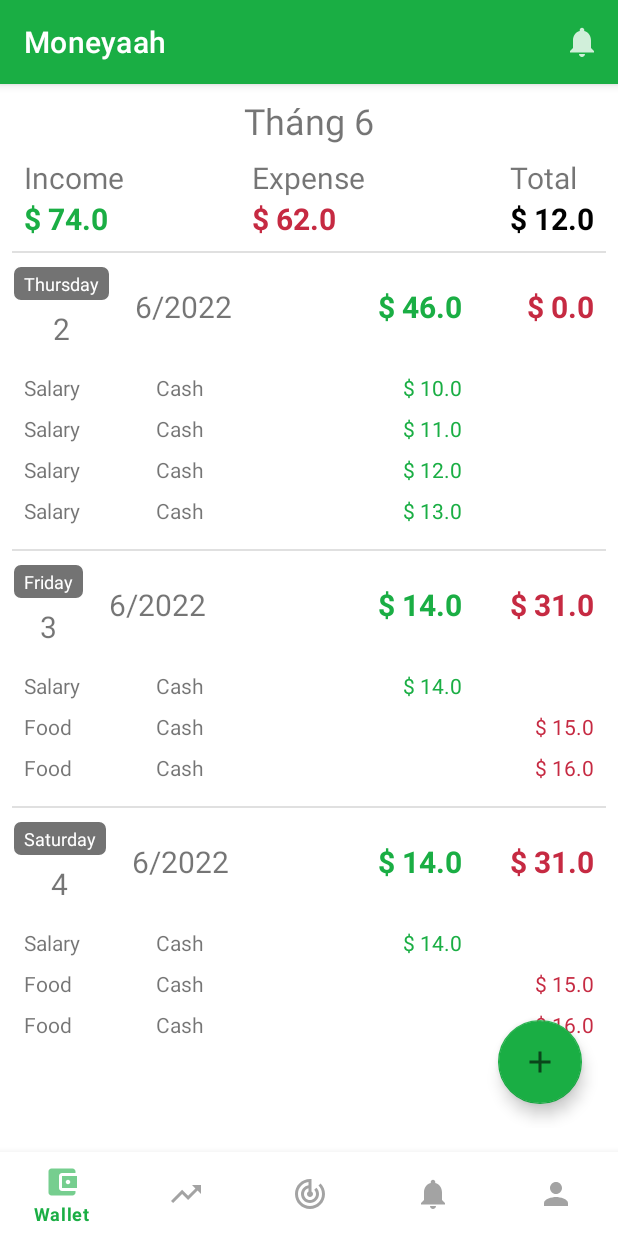
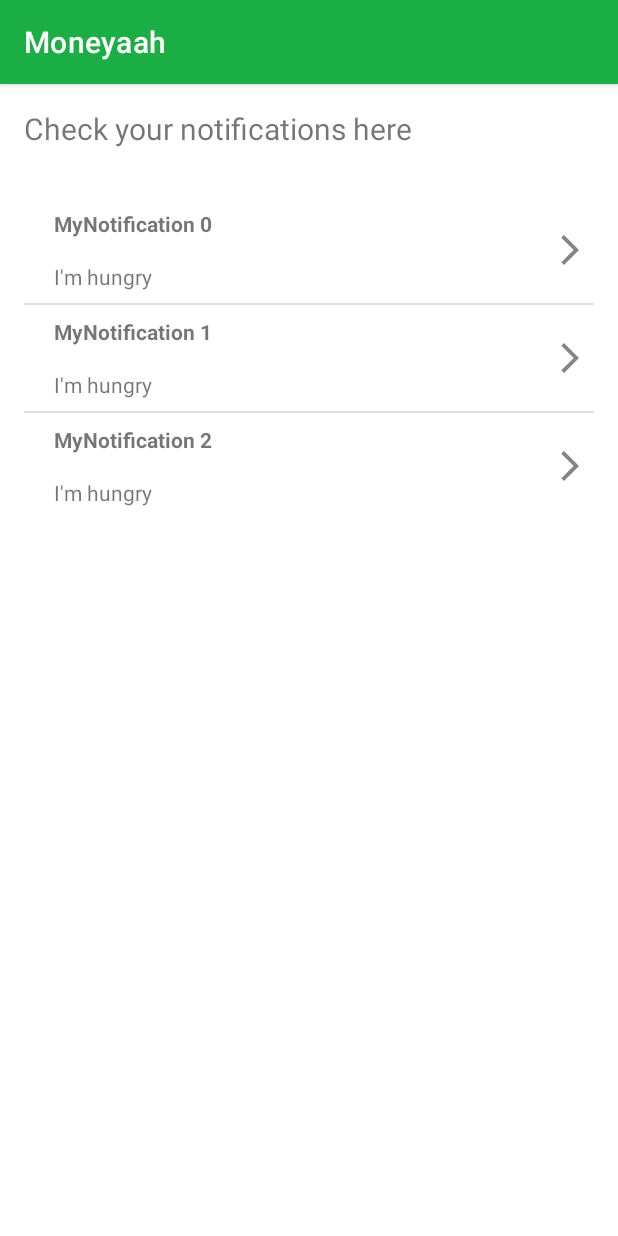
Before and after one commit to doanhduy199819/moneyaah, an Android app: the screen it shows after launch (MainActivity before the commit, NotiActivity after it), after a tap on "Notification", on a phone screen of 412 x 824 dp. Run offline under Robolectric (Android 15) with nearby library versions, the phone set to English and light mode, and no system bars; libraries missing offline, so code that uses them is left out: com.github.mikephil.charting.

Commit message:
Hide floatting button

```diff
--- a/app/build.gradle
+++ b/app/build.gradle
@@ -7,7 +7,7 @@ android {
 
     defaultConfig {
         applicationId "com.example.moneyaah"
-        minSdk 21
+        minSdk 26
         targetSdk 31
         versionCode 1
         versionName "1.0"
--- a/app/src/main/java/com/example/moneyaah/MainActivity.java
+++ b/app/src/main/java/com/example/moneyaah/MainActivity.java
@@ -47,7 +47,7 @@ public class MainActivity extends AppCompatActivity {
 
         // Initialize Fragments
         walletFragment = new WalletFragment();
-        notiFragment = new NotificationFragment();
+//        notiFragment = new NotificationFragment();
         profileFragment = new ProfileFragment();
         statisticsFragment = new StatisticsFragment();
         goalFragment = new GoalFragment();
@@ -71,9 +71,9 @@ public class MainActivity extends AppCompatActivity {
                     case R.id.goal:
                         loadFragment(goalFragment);
                         return true;
-                    case R.id.notification:
-                        loadFragment(notiFragment);
-                        return true;
+//                    case R.id.notification:
+//                        loadFragment(notiFragment);
+//                        return true;
                     case R.id.profile:
                         loadFragment(profileFragment);
                         return true;
--- /dev/null
+++ b/app/src/main/java/com/example/moneyaah/NotiActivity.java
@@ -0,0 +1,26 @@
+package com.example.moneyaah;
+
+import androidx.appcompat.app.AppCompatActivity;
+import androidx.fragment.app.Fragment;
+import androidx.fragment.app.FragmentManager;
+
+import android.os.Bundle;
+
+public class NotiActivity extends AppCompatActivity {
+
+    @Override
+    protected void onCreate(Bundle savedInstanceState) {
+        super.onCreate(savedInstanceState);
+        setContentView(R.layout.activity_noti);
+
+        FragmentManager fm = getSupportFragmentManager();
+        Fragment fragment = fm.findFragmentById(R.id.fragment_container);
+
+        if (fragment == null) {
+            fragment = new NotificationFragment();
+            fm.beginTransaction()
+                    .add(R.id.fragment_container, fragment)
+                    .commit();
+        }
+    }
+}
--- a/app/src/main/java/com/example/moneyaah/WalletFragment.java
+++ b/app/src/main/java/com/example/moneyaah/WalletFragment.java
@@ -11,6 +11,7 @@ import androidx.fragment.app.FragmentManager;
 import android.view.LayoutInflater;
 import android.view.Menu;
 import android.view.MenuInflater;
+import android.view.MenuItem;
 import android.view.View;
 import android.view.ViewGroup;
 import android.widget.Toast;
@@ -114,7 +115,26 @@ public class WalletFragment extends Fragment {
     }
 
     @Override
+    public boolean onOptionsItemSelected(@NonNull MenuItem item) {
+        switch (item.getItemId()) {
+            case R.id.button_notification:
+                Intent intent = new Intent(getActivity(), NotiActivity.class);
+                startActivity(intent);
+                break;
+        }
+
+        return super.onOptionsItemSelected(item);
+    }
+
+    @Override
     public void onResume() {
         super.onResume();
     }
+
+    public void showFloattingButton() {
+        mAddRecordButton.show();
+    }
+    public void hideFloattingButton() {
+        mAddRecordButton.hide();
+    }
 }
--- a/app/src/main/res/layout/activity_edit_goal.xml
+++ b/app/src/main/res/layout/activity_edit_goal.xml
@@ -16,6 +16,7 @@
         android:text="SAVING IS POWER"
         android:textColor="@color/backgroundColor"
         android:textSize="24sp"
+        android:layout_marginTop="16dp"
         android:textStyle="bold" />
 
     <TextView
--- /dev/null
+++ b/app/src/main/res/layout/activity_noti.xml
@@ -0,0 +1,10 @@
+<?xml version="1.0" encoding="utf-8"?>
+<FrameLayout xmlns:android="http://schemas.android.com/apk/res/android"
+    xmlns:app="http://schemas.android.com/apk/res-auto"
+    xmlns:tools="http://schemas.android.com/tools"
+    android:id="@+id/fragment_container"
+    android:layout_width="match_parent"
+    android:layout_height="match_parent"
+    tools:context=".NotiActivity">
+
+</FrameLayout>
--- a/app/src/main/res/layout/fragment_wallet.xml
+++ b/app/src/main/res/layout/fragment_wallet.xml
@@ -27,6 +27,7 @@
         android:clickable="true"
         android:src="@drawable/add_icon"
         app:backgroundTint="@color/backgroundColor"
+        app:layout_behavior="com.google.android.material.behavior.HideBottomViewOnScrollBehavior"
         app:rippleColor="#FFFFFF" />
 
 </RelativeLayout>
--- a/app/src/main/res/menu/menu_bottom_navigation.xml
+++ b/app/src/main/res/menu/menu_bottom_navigation.xml
@@ -16,11 +16,6 @@
         android:title="Goal" />
 
     <item
-        android:id="@+id/notification"
-        android:icon="@drawable/notification_icon"
-        android:title="Notifications" />
-
-    <item
         android:id="@+id/profile"
         android:icon="@drawable/user_icon"
         android:title="User profile" />
--- a/app/src/main/res/menu/menu_top_actionbar.xml
+++ b/app/src/main/res/menu/menu_top_actionbar.xml
@@ -2,7 +2,7 @@
 <menu xmlns:android="http://schemas.android.com/apk/res/android"
     xmlns:app="http://schemas.android.com/apk/res-auto">
     <item
-        android:id="@+id/notification"
+        android:id="@+id/button_notification"
         android:icon="@drawable/noti_icon_light"
         app:showAsAction="ifRoom"
         android:title="Notification" />
```
Also changed, not shown: app/src/main/AndroidManifest.xml (+6 -4 lines), app/src/main/java/com/example/moneyaah/HistoryWalletFragment.java (+9 -0 lines), app/src/main/java/com/example/moneyaah/MonthHistoryFragment.java (+43 -1 lines).
